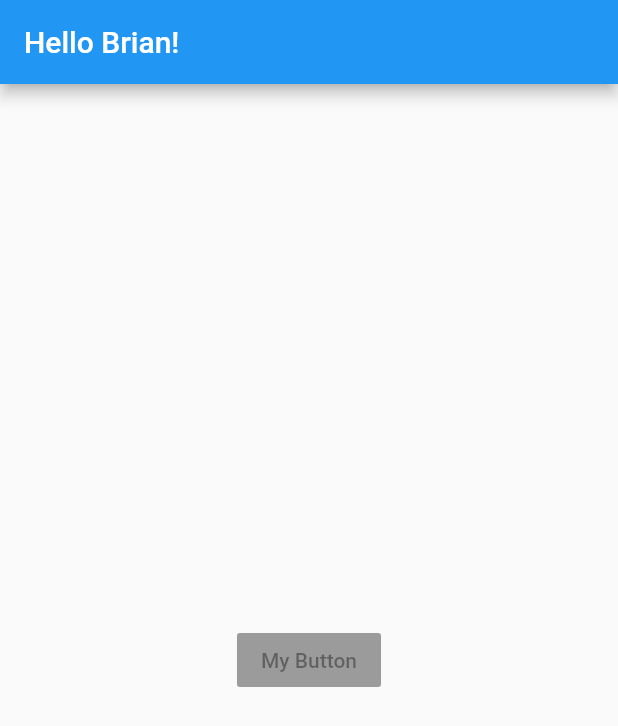
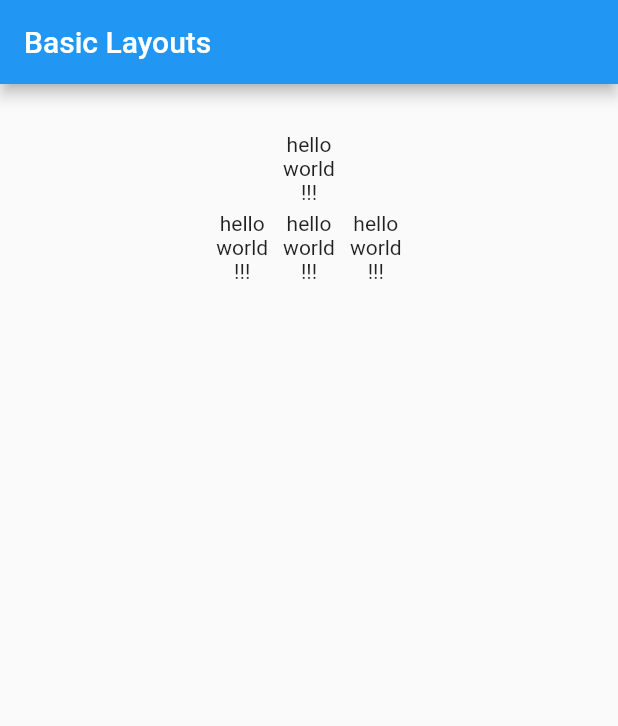
Before and after one commit to brianwoo/flutter_tutorial, a Flutter app: the screen it shows after launch, on a phone screen of 412 x 824 dp. Shown: the top 726 px of the screen. Run offline on Flutter 3.47's test engine with Material 2 defaults, Android fonts, the phone set to English and light mode, and no system bars.

Commit message:
Completed Flutter 22 lesson.

```diff
--- a/lib/main.dart
+++ b/lib/main.dart
@@ -14,13 +14,58 @@ class MyApp extends StatelessWidget
   Widget build(BuildContext context)
   {
     return new MaterialApp(
-      title: "Hello Flutter",
+      title: "Basic Layouts",
       home: new Scaffold(
-        appBar: new AppBar(title: new Text("Hello Brian!")),
-        body: new Center(
-          child: new RaisedButton(onPressed: null, child: new Text("My Button"))
-        ),
-      ),
+        appBar: new AppBar(title: new Text("Basic Layouts")),
+        body: new Container(
+          padding: const EdgeInsets.all(32.0),
+          child: new Center(
+            child: new Column(
+              children: <Widget>[
+                new Text('hello'),
+                new Text('world'),
+                new Text('!!!'),
+                new Row(
+                  crossAxisAlignment: CrossAxisAlignment.center,
+                  mainAxisAlignment: MainAxisAlignment.center,
+                  children: <Widget>[
+                    new Container(
+                      padding: const EdgeInsets.all(5.0),
+                      child: new Column(
+                        children: <Widget>[
+                          new Text('hello'),
+                          new Text('world'),
+                          new Text('!!!')
+                        ],
+                      )
+                    ),
+                    new Container(
+                        padding: const EdgeInsets.all(5.0),
+                        child: new Column(
+                          children: <Widget>[
+                            new Text('hello'),
+                            new Text('world'),
+                            new Text('!!!')
+                          ],
+                        )
+                    ),
+                    new Container(
+                        padding: const EdgeInsets.all(5.0),
+                        child: new Column(
+                          children: <Widget>[
+                            new Text('hello'),
+                            new Text('world'),
+                            new Text('!!!')
+                          ],
+                        )
+                    )
+                  ],
+                )
+              ]
+            )
+          )
+        )
+      )
     );
   }
 }
```
